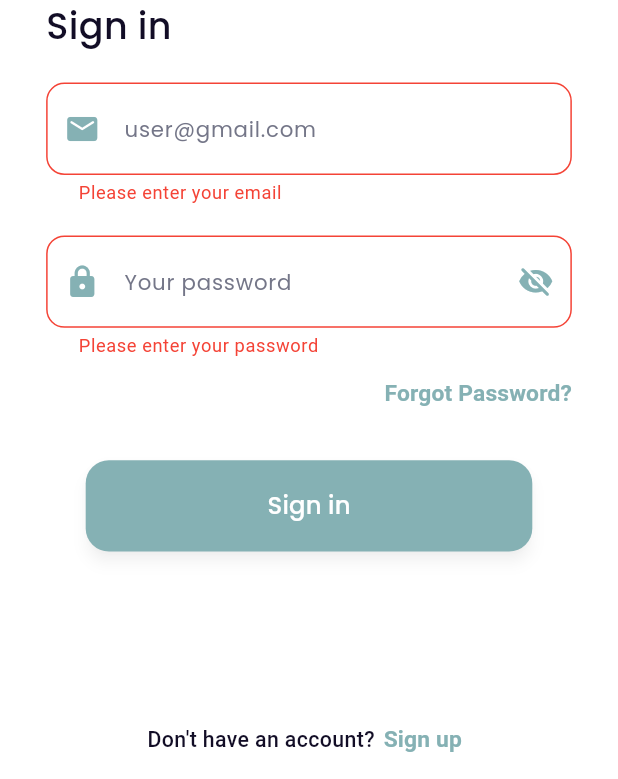
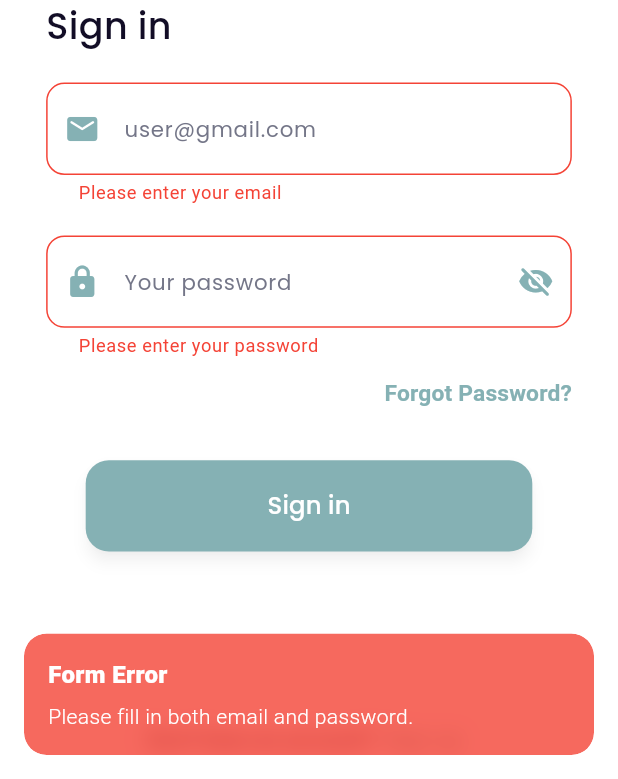
Before and after one commit to favjiw/seacatering, a Flutter app: the LoginView screen opened by its route, after a tap on "Sign in", on a phone screen of 412 x 824 dp, the part 457-1236 px from its top. Run offline on Flutter 3.47's test engine with Material 3 defaults, Android fonts, the phone set to English and light mode, and no system bars; our stand-ins replace cloud_firestore, email_validator, firebase_auth, firebase_core, flutter_screenutil, get and 3 more; accounts and stored records are empty.

Commit message:
auth firebase

```diff
--- /dev/null
+++ b/lib/app/data/User.dart
@@ -0,0 +1,35 @@
+class UserModel {
+  final int id;
+  final String fullName;
+  final String email;
+  final String password;
+  final String role;
+
+  UserModel({
+    required this.id,
+    required this.fullName,
+    required this.email,
+    required this.password,
+    required this.role,
+  });
+
+  factory UserModel.fromJson(Map<String, dynamic> json) {
+    return UserModel(
+      id: json['id'],
+      fullName: json['full_name'],
+      email: json['email'],
+      password: json['password'],
+      role: json['role'],
+    );
+  }
+
+  Map<String, dynamic> toJson() {
+    return {
+      'id': id,
+      'full_name': fullName,
+      'email': email,
+      'password': password,
+      'role': role,
+    };
+  }
+}
--- a/lib/app/modules/login/controllers/login_controller.dart
+++ b/lib/app/modules/login/controllers/login_controller.dart
@@ -1,8 +1,10 @@
 import 'package:flutter/material.dart';
+import 'package:firebase_auth/firebase_auth.dart';
 import 'package:get/get.dart';
 
 class LoginController extends GetxController {
   //TODO: Implement LoginController
+  final FirebaseAuth _auth = FirebaseAuth.instance;
   final emailController = TextEditingController();
   final passwordController = TextEditingController();
   final formKey = GlobalKey<FormState>();
@@ -10,6 +12,47 @@ class LoginController extends GetxController {
   //suffix password
   var isObscure = true.obs;
 
+  Future<void> signIn(String email, String password) async {
+    try {
+      await _auth.signInWithEmailAndPassword(email: email, password: password);
+      Get.offAllNamed('/home');
+    } on FirebaseAuthException catch (e) {
+      Get.snackbar(
+        'Login Failed',
+        _getErrorMessage(e),
+        snackPosition: SnackPosition.BOTTOM,
+        backgroundColor: Get.theme.colorScheme.error.withOpacity(0.8),
+        colorText: Get.theme.colorScheme.onError,
+        margin: const EdgeInsets.all(16),
+        duration: const Duration(seconds: 3),
+      );
+    } catch (e) {
+      Get.snackbar(
+        'Error',
+        'Unexpected error occurred',
+        snackPosition: SnackPosition.BOTTOM,
+        backgroundColor: Get.theme.colorScheme.error.withOpacity(0.8),
+        colorText: Get.theme.colorScheme.onError,
+        margin: const EdgeInsets.all(16),
+        duration: const Duration(seconds: 3),
+      );
+    }
+  }
+
+  String _getErrorMessage(FirebaseAuthException e) {
+    switch (e.code) {
+      case 'user-not-found':
+        return 'No user found for that email.';
+      case 'wrong-password':
+        return 'Incorrect password.';
+      case 'invalid-email':
+        return 'Email format is invalid.';
+      case 'too-many-requests':
+        return 'Too many attempts. Try again later.';
+      default:
+        return e.message ?? 'Authentication error.';
+    }
+  }
 
   void toggle() {
     isObscure.value = !isObscure.value;
--- a/lib/app/modules/login/views/login_view.dart
+++ b/lib/app/modules/login/views/login_view.dart
@@ -99,9 +99,19 @@ class LoginView extends GetView<LoginController> {
                         borderRadius: 15.r,
                         onPressed: () {
                           if (controller.formKey.currentState!.validate()) {
-                            // controller.signIn();
-                          }
-                        },
+                              controller.signIn(controller.emailController.text, controller.passwordController.text);
+                            } else {
+                              Get.snackbar(
+                                'Form Error',
+                                'Please fill in both email and password.',
+                                snackPosition: SnackPosition.BOTTOM,
+                                backgroundColor: Colors.red.withOpacity(0.8),
+                                colorText: Colors.white,
+                                margin: const EdgeInsets.all(16),
+                                duration: const Duration(seconds: 2),
+                              );
+                            }
+                          },
                       ),
                     ],
                   ),
--- a/lib/app/modules/signup/views/signup_view.dart
+++ b/lib/app/modules/signup/views/signup_view.dart
@@ -142,7 +142,7 @@ class SignupView extends GetView<SignupController> {
                           borderRadius: 15.r,
                           onPressed: () {
                             if (controller.formKey.currentState!.validate()) {
-                              // controller.signUp();
+                              controller.signUp();
                             }
                           },
                         ),
--- a/lib/app/shared/constants/colors.dart
+++ b/lib/app/shared/constants/colors.dart
@@ -8,11 +8,14 @@ class AppColors {
   static final primaryLight = HexColor('#C8E6C9');
 
   static final text = HexColor('#120D26');
+  static final pageBackground = HexColor('#F2F6FE');
 
   // Secondary Colors
   static final secondary = HexColor('#FF9800'); // oranye
   static final secondaryDark = HexColor('#F57C00');
   static final secondaryLight = HexColor('#FFE0B2');
+
+  static final yellowTitle = HexColor('#F6EF97');
 
   // Neutral Colors
   static final white = Colors.white;
@@ -22,9 +25,9 @@ class AppColors {
   static final darkGray = HexColor('#616161');
 
   // Danger / Warning / Success
-  static final error = HexColor('#F44336'); // merah
-  static final warning = HexColor('#FFC107'); // kuning
-  static final success = HexColor('#4CAF50'); // hijau
+  static final error = HexColor('#F44336');
+  static final warning = HexColor('#FFC107');
+  static final success = HexColor('#4CAF50');
 
   // Background
   static final background = HexColor('#FAFAFA');
--- a/lib/app/shared/constants/text_style.dart
+++ b/lib/app/shared/constants/text_style.dart
@@ -1,6 +1,7 @@
 import 'package:flutter_screenutil/flutter_screenutil.dart';
 import 'package:flutter/material.dart';
 import 'package:google_fonts/google_fonts.dart';
+import 'package:hexcolor/hexcolor.dart';
 import 'package:seacatering/app/shared/constants/colors.dart';
 
 class AppTextStyle {
@@ -52,6 +53,30 @@ class AppTextStyle {
     color: AppColors.text,
   );
 
+  static final heroBtn = GoogleFonts.poppins(
+    fontSize: 14.sp,
+    fontWeight: FontWeight.w500,
+    color: AppColors.black,
+  );
+
+  static final heroTitleWhite = GoogleFonts.poppins(
+    fontSize: 20.sp,
+    fontWeight: FontWeight.w700,
+    color: AppColors.white,
+  );
+
+  static final heroTitleYellow = GoogleFonts.poppins(
+    fontSize: 20.sp,
+    fontWeight: FontWeight.w700,
+    color: AppColors.yellowTitle,
+  );
+
+  static final heroSubtitle = GoogleFonts.poppins(
+    fontSize: 12.sp,
+    fontWeight: FontWeight.w400,
+    color: HexColor('#E7E7E7'),
+  );
+
   static final body = GoogleFonts.roboto(
     fontSize: 14.sp,
     fontWeight: FontWeight.w500,
--- a/lib/app/shared/widgets/custom_button.dart
+++ b/lib/app/shared/widgets/custom_button.dart
@@ -11,6 +11,8 @@ class CustomButton extends StatelessWidget {
   final Color? backgroundColor;
   final double borderRadius;
   final double elevation;
+  final double horizontalPad;
+  final double verticalPad;
   final TextStyle? textStyle;
 
   const CustomButton({
@@ -22,6 +24,8 @@ class CustomButton extends StatelessWidget {
     this.fontSize,
     this.backgroundColor,
     this.borderRadius = 12.0,
+    this.horizontalPad = 0.0,
+    this.verticalPad = 0.0,
     this.elevation = 4.0,
     this.textStyle,
   });
@@ -40,7 +44,7 @@ class CustomButton extends StatelessWidget {
             borderRadius: BorderRadius.circular(borderRadius.r),
           ),
           shadowColor: Colors.black.withOpacity(0.25),
-          padding: EdgeInsets.symmetric(horizontal: 24.w, vertical: 14.h),
+          padding: EdgeInsets.symmetric(horizontal: horizontalPad.w, vertical: verticalPad.h),
         ),
         child: Text(
           text,
--- a/lib/main.dart
+++ b/lib/main.dart
@@ -1,14 +1,15 @@
 import 'package:flutter/material.dart';
 import 'package:flutter/services.dart';
 import 'package:flutter_screenutil/flutter_screenutil.dart';
+import 'package:firebase_core/firebase_core.dart';
 
 import 'package:get/get.dart';
 
 import 'app/routes/app_pages.dart';
 
-void main() {
+void main() async {
   WidgetsFlutterBinding.ensureInitialized();
-
+  await Firebase.initializeApp();
   SystemChrome.setSystemUIOverlayStyle(SystemUiOverlayStyle(
     statusBarColor: Colors.transparent,
     statusBarIconBrightness: Brightness.dark,
--- a/pubspec.yaml
+++ b/pubspec.yaml
@@ -40,6 +40,9 @@ dependencies:
   google_fonts: ^6.2.1
   email_validator: ^3.0.0
   smooth_page_indicator: ^1.2.1
+  firebase_auth: ^5.6.0
+  firebase_core: ^3.14.0
+  cloud_firestore: ^5.6.9
 
 dev_dependencies:
   flutter_test:
```
Also changed, not shown: lib/app/modules/home/views/home_view.dart (+63 -8 lines), lib/app/modules/signup/controllers/signup_controller.dart (+67 -5 lines), assets/images/hero-container-img.png (added), lib/generated/assets.dart, pubspec.lock, 6 other files.
